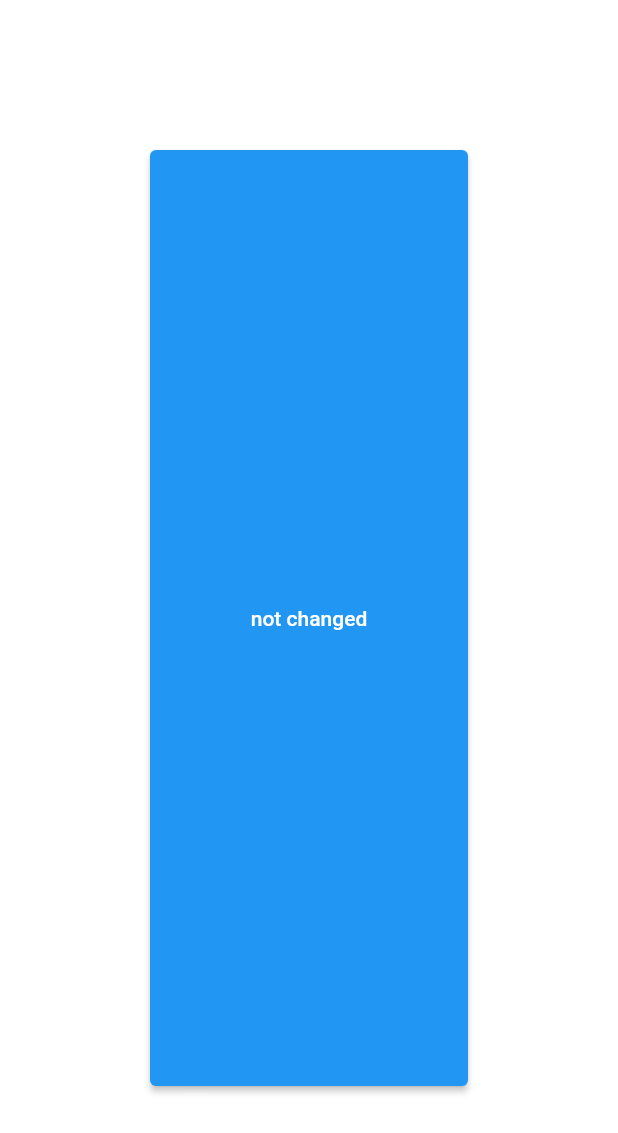
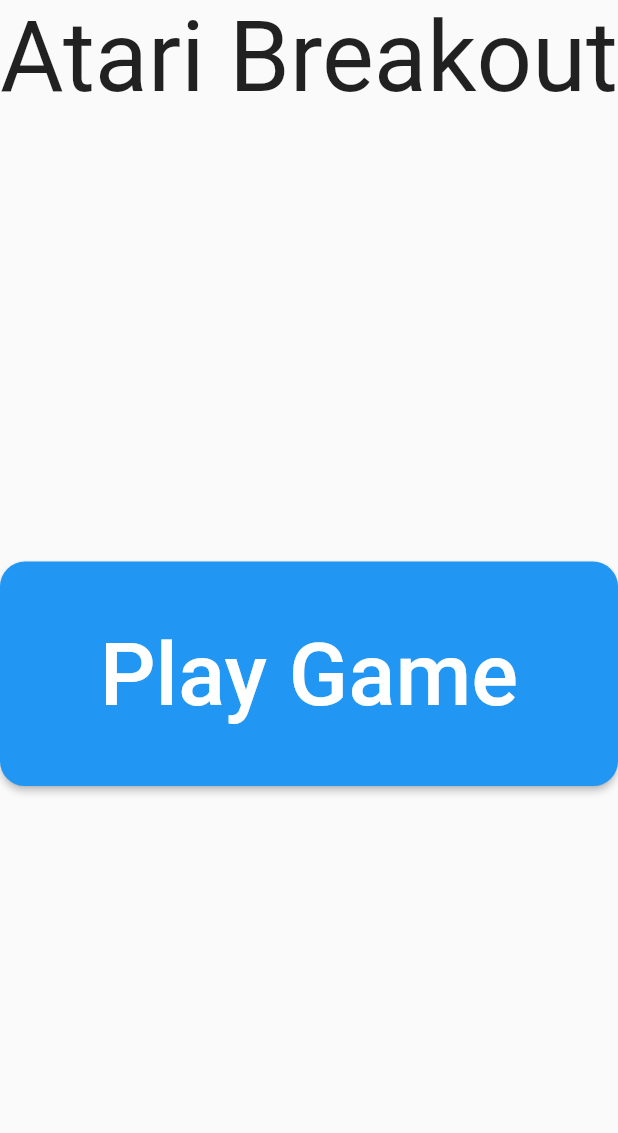
Before and after one commit to Bjoern-Boehnert/atari_breakout_flutter, a Flutter app: the screen it shows after launch, on a phone screen of 412 x 824 dp. Shown: the top 1133 px of the screen. Run offline on Flutter 3.47's test engine with Material 2 defaults, Android fonts, the light colour scheme and no system bars.

Commit message:
Transitionen zwischen zwei Widgets

```diff
--- a/lib/main.dart
+++ b/lib/main.dart
@@ -1,44 +1,70 @@
 import 'package:flutter/material.dart';
 
 void main() {
-  runApp(MyApp());
+  runApp(const MyApp());
 }
 
-String _text = 'not changed';
-bool _pressed = true;
-const double _margin = 100;
+class MyApp extends StatelessWidget {
+  const MyApp({Key? key}) : super(key: key);
 
-class MyApp extends StatefulWidget {
   @override
-  MyAppState createState() {
-    return MyAppState();
+  Widget build(BuildContext context) {
+    return MaterialApp(
+      home: Scaffold(
+        body: MainMenu(),
+      ),
+    );
   }
 }
 
-class MyAppState extends State<MyApp> {
+class MainMenu extends StatelessWidget {
+  late BuildContext _context;
+
   @override
   Widget build(BuildContext context) {
-    return MaterialApp(
-      home: Container(
-        margin: const EdgeInsets.all(_margin),
-        child: ElevatedButton(
-          onPressed: _buttonPressed,
-          child: Center(
-            child: Text(_text),
-          ),
+    _context = context;
+    // Column als Widget für die vertikale Anordnung der Container
+    // Container, um die Größe zu berechnen
+    // Fitted-Box um den Text auf die Größe des Containers zu erhöhen
+    return Column(
+      crossAxisAlignment: CrossAxisAlignment.stretch,
+      children: [
+        Container(
+          child: FittedBox(child: Text('Atari Breakout')),
         ),
-      ),
+        Expanded(
+            child: Container(
+          child: FittedBox(
+              child: ElevatedButton(
+                  onPressed: () => _startGame(context, Game()),
+                  child: Text('Play Game'))),
+        ))
+      ],
     );
   }
+}
 
-  void _buttonPressed() {
-    setState(() {
-      if (_pressed) {
-        _text = 'changed';
-      } else {
-        _text = 'not changed';
-      }
-      _pressed = !_pressed;
-    });
+class Game extends StatelessWidget {
+  @override
+  Widget build(BuildContext context) {
+    return Column(
+      crossAxisAlignment: CrossAxisAlignment.stretch,
+      children: [
+        Container(
+          child: FittedBox(child: Text('Atari Breakout')),
+        ),
+        Expanded(
+            child: Container(
+          child: FittedBox(
+              child: ElevatedButton(
+                  onPressed: () => _startGame(context, MainMenu()),
+                  child: Text('Go back'))),
+        ))
+      ],
+    );
   }
 }
+void _startGame(BuildContext context, StatelessWidget app) {
+  Navigator.push(
+      context, MaterialPageRoute(builder: (context) => Scaffold(body: app)));
+}
```
